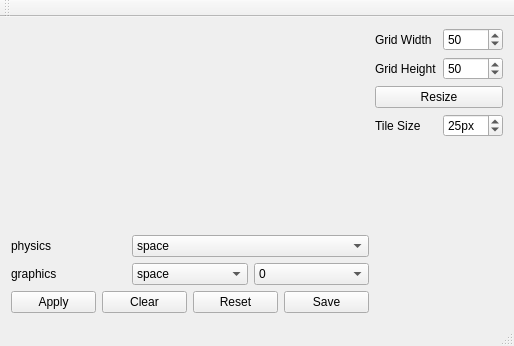
This is Tools/MapGenerator2/mainwindow.ui in KaraJ/conpenguum as Qt 5 draws it before an edit. The edited form follows.
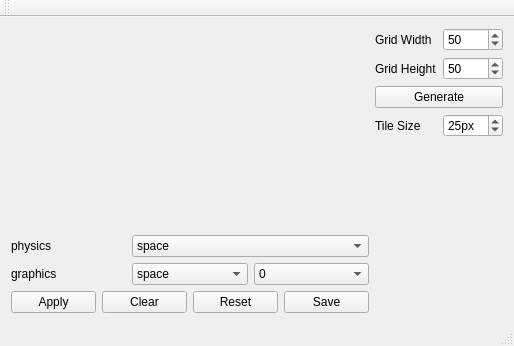
This is the edited form.

Commit message:
you can now specify the map size *before* setting the tiles.
still need to vertically invert the map (0,0 is currently top-left).

Diff of the .ui file:
```diff
--- a/Tools/MapGenerator2/mainwindow.ui
+++ b/Tools/MapGenerator2/mainwindow.ui
@@ -231,7 +231,7 @@
         <item row="2" column="0" colspan="2">
          <widget class="QPushButton" name="resize_button">
           <property name="text">
-           <string>Resize</string>
+           <string>Generate</string>
           </property>
          </widget>
         </item>
```
Left out of the diff: 28 changed lines with no effect on the pictures. The commit also changes 2 other files.
